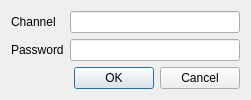
0xd34df00d/leechcraft, file src/plugins/azoth/plugins/acetamide/irceditchanneldialog.ui: the form before one commit.
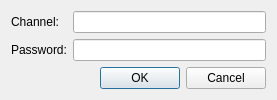
The form after the commit.

Commit message: Azoth Acetamide: fixed forms and layouts.

```diff
--- a/src/plugins/azoth/plugins/acetamide/irceditchanneldialog.ui
+++ b/src/plugins/azoth/plugins/acetamide/irceditchanneldialog.ui
@@ -6,18 +6,20 @@
    <rect>
     <x>0</x>
     <y>0</y>
-    <width>251</width>
-    <height>98</height>
+    <width>277</width>
+    <height>95</height>
    </rect>
   </property>
   <property name="windowTitle">
    <string>Dialog</string>
   </property>
-  <layout class="QGridLayout" name="gridLayout">
+  <layout class="QVBoxLayout" name="verticalLayout">
+   <item>
+    <layout class="QFormLayout" name="formLayout">
    <item row="0" column="0">
     <widget class="QLabel" name="label">
      <property name="text">
-      <string>Channel</string>
+        <string>Channel:</string>
      </property>
     </widget>
    </item>
@@ -27,14 +29,16 @@
    <item row="1" column="0">
     <widget class="QLabel" name="label_2">
      <property name="text">
-      <string>Password</string>
+        <string>Password:</string>
      </property>
     </widget>
    </item>
    <item row="1" column="1">
     <widget class="QLineEdit" name="Password_"/>
    </item>
-   <item row="2" column="0" colspan="2">
+    </layout>
+   </item>
+   <item>
     <widget class="QDialogButtonBox" name="ControlButtons_">
      <property name="orientation">
       <enum>Qt::Horizontal</enum>
```
Left out of the diff: 2 changed lines with no effect on the pictures. Lines whose indentation alone changed are shown as unchanged. The commit also changes 3 other files.
